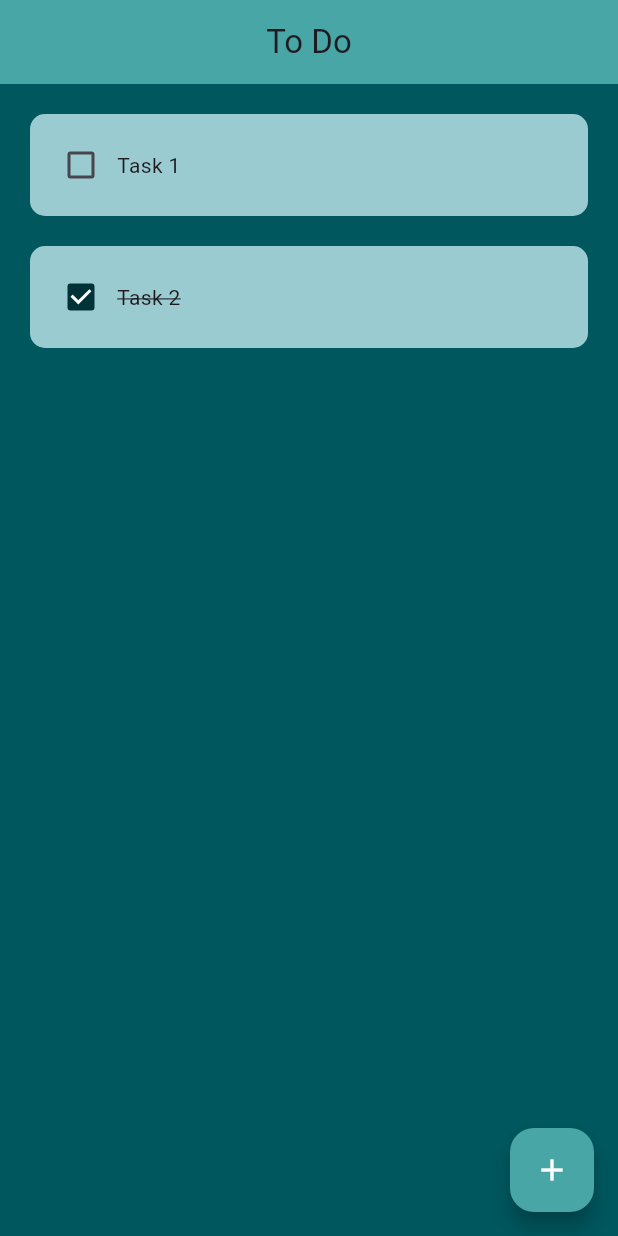
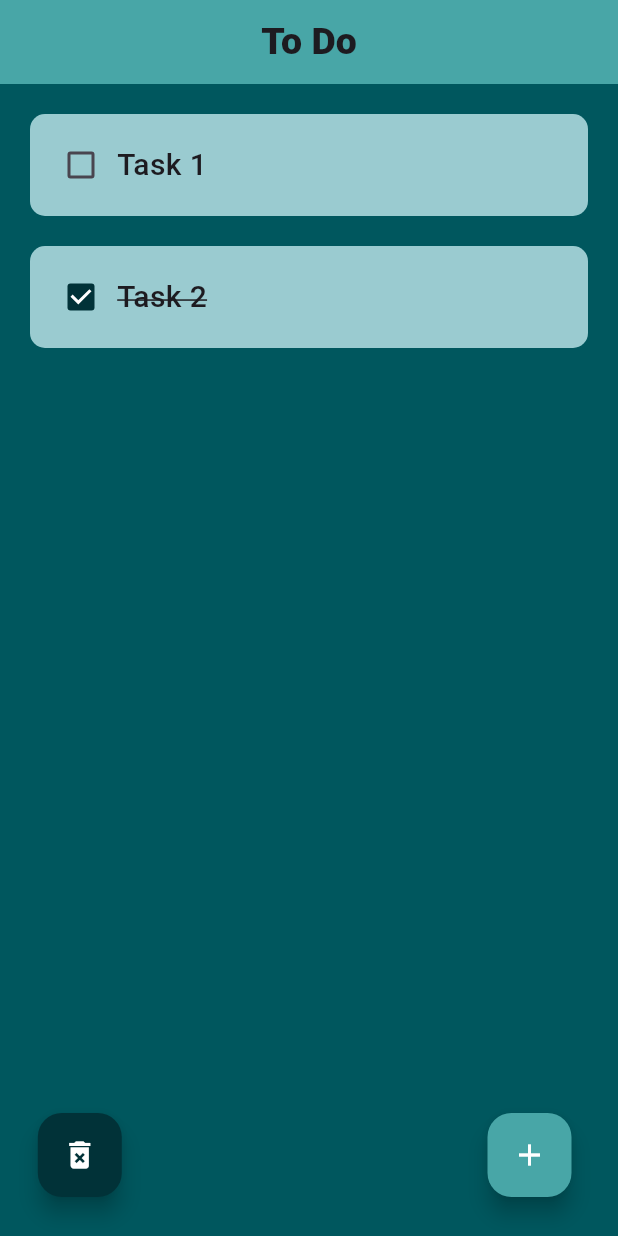
Before and after one commit to gabmartinbr/ToDo_app_hive_db, a Flutter app: the screen it shows after launch, on a phone screen of 412 x 824 dp. Run offline on Flutter 3.47's test engine with Material 3 defaults, Android fonts, the light colour scheme and no system bars; drawn by our look-alikes of flutter_slidable.

Commit message:
delete all completed button

```diff
--- a/lib/components/todo_tile.dart
+++ b/lib/components/todo_tile.dart
@@ -1,15 +1,18 @@
 import 'package:flutter/material.dart';
+import 'package:flutter_slidable/flutter_slidable.dart';
 
 class ToDoTile extends StatelessWidget {
   final String taskName;
   final bool taskCompleted;
   Function(bool?)? onChanged;
+  Function(BuildContext)? deleteFunction;
 
   ToDoTile({
     super.key,
     required this.taskName,
     required this.taskCompleted,
     required this.onChanged,
+    required this.deleteFunction,
   });
 
 
@@ -17,6 +20,18 @@ class ToDoTile extends StatelessWidget {
   Widget build(BuildContext context) {
     return Padding(
       padding: const EdgeInsets.only(left: 20, right: 20, top: 20),
+      child: Slidable(
+        endActionPane: ActionPane(
+          motion: StretchMotion(),
+          children: [
+            SlidableAction(
+              onPressed: (deleteFunction),
+              icon: Icons.delete,
+              backgroundColor: const Color.fromARGB(255, 1, 50, 56),
+              borderRadius: BorderRadius.circular(15),
+            )
+          ],
+        ),
         child: Container(
           padding: const EdgeInsets.all(10),
           decoration: BoxDecoration(
@@ -35,13 +50,18 @@ class ToDoTile extends StatelessWidget {
               // taskname
               Text(
                 taskName,
-              style: TextStyle(decoration: taskCompleted
+                style: TextStyle(
+                  fontFamily: 'Roboto',
+                  fontSize: 20,
+                  fontWeight: FontWeight.w500,
+                  decoration: taskCompleted
                   ? TextDecoration.lineThrough
                   : TextDecoration.none),
                 ),
             ],
           ),
         ),
+      ),
     );
   }
 }
--- a/lib/pages/home_page.dart
+++ b/lib/pages/home_page.dart
@@ -20,7 +20,7 @@ class _HomePageState extends State<HomePage> {
     ["Task 2", true],
   ];
 
-  // checkbox onpress
+  // checkbox on press
   void checkBoxChanged(bool? value, int index) {
     setState(() {
       toDoList[index][1] = !toDoList[index][1];
@@ -30,7 +30,7 @@ class _HomePageState extends State<HomePage> {
   // save new task
   void saveNewTask() {
     setState(() {
-      toDoList.add([ _controller.text, false ]);
+      toDoList.add([_controller.text, false]);
       _controller.clear();
     });
     Navigator.of(context).pop();
@@ -45,10 +45,23 @@ class _HomePageState extends State<HomePage> {
           controller: _controller,
           onSave: saveNewTask,
           onCancel: () => Navigator.of(context).pop(),
+        );
+      },
+    );
+  }
 
-        );
-      }
-    );
+  // delete task
+  void deleteTask(int index) {
+    setState(() {
+      toDoList.removeAt(index);
+    });
+  }
+
+  // delete all completed tasks
+  void deleteCompleted() {
+    setState(() {
+      toDoList.removeWhere((task) => task[1] == true);
+    });
   }
 
   @override
@@ -57,17 +70,16 @@ class _HomePageState extends State<HomePage> {
       backgroundColor: const Color(0xFF00575E),
       appBar: AppBar(
         backgroundColor: const Color(0xFF48A6A7),
-        title: Text('To Do'),
+        title: Text(
+          'To Do',
+          style: TextStyle(
+            fontFamily: 'Roboto',
+            fontSize: 25,
+            fontWeight: FontWeight.w900,
+          ),
+          ),
         centerTitle: true,
         elevation: 0,
-      ),
-
-      floatingActionButton: FloatingActionButton(
-        onPressed: createNewTask,
-        backgroundColor: Color(0xFF48A6A7), // Color de fondo (tu color personalizado)
-        foregroundColor: Colors.white,     // Color del ícono
-        child:
-          const Icon(Icons.add),
       ),
 
       body: ListView.builder(
@@ -77,9 +89,39 @@ class _HomePageState extends State<HomePage> {
             taskName: toDoList[index][0],
             taskCompleted: toDoList[index][1],
             onChanged: (value) => checkBoxChanged(value, index),
+            deleteFunction: (context) => deleteTask(index),
           );
         },
-      )
+      ),
+
+      // Stack to overlay two FABs
+      floatingActionButton: Stack(
+        children: [
+          // FAB to add a new task (Positioned to the left)
+          Positioned(
+            bottom: 10,
+            right: 15,
+            child: FloatingActionButton(
+              onPressed: createNewTask,
+              backgroundColor: const Color(0xFF48A6A7),
+              foregroundColor: Colors.white,
+              child: const Icon(Icons.add),
+            ),
+          ),
+
+          // FAB to delete all completed tasks (Positioned to the right)
+          Positioned(
+            bottom: 10,
+            left: MediaQuery.of(context).size.width * 0.1,
+            child: FloatingActionButton(
+              onPressed: deleteCompleted,
+              backgroundColor: const Color.fromARGB(255, 1, 50, 56),
+              foregroundColor: Colors.white,
+              child: const Icon(Icons.delete_forever),
+            ),
+          ),
+        ],
+      ),
     );
   }
 }
--- a/pubspec.yaml
+++ b/pubspec.yaml
@@ -35,6 +35,7 @@ dependencies:
   # The following adds the Cupertino Icons font to your application.
   # Use with the CupertinoIcons class for iOS style icons.
   cupertino_icons: ^1.0.8
+  flutter_slidable: ^3.1.2
 
 dev_dependencies:
   flutter_test:
```
Also changed, not shown: pubspec.lock. Lines whose indentation alone changed are shown as unchanged.
